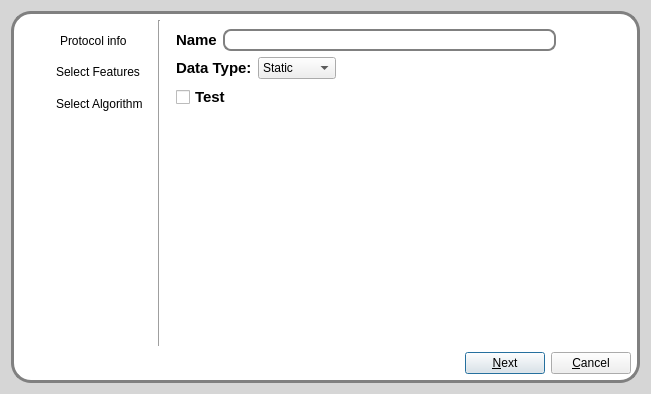
AlbertoSimioni/Romeo, file src/romeo/view/dialogs/protocoldialog.ui: the form before one commit.
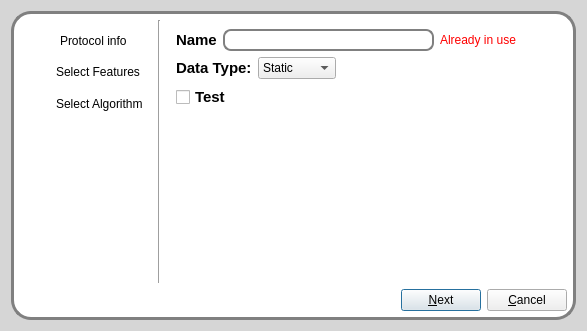
The form after the commit. The open tabs and pages were chosen to show the change. Icons and pictures are not drawn.

```diff
--- a/src/romeo/view/dialogs/protocoldialog.ui
+++ b/src/romeo/view/dialogs/protocoldialog.ui
@@ -6,8 +6,8 @@
    <rect>
     <x>0</x>
     <y>0</y>
-    <width>651</width>
-    <height>394</height>
+    <width>587</width>
+    <height>331</height>
    </rect>
   </property>
   <property name="minimumSize">
@@ -64,7 +64,7 @@
           <item row="0" column="0">
            <layout class="QVBoxLayout" name="verticalLayout_10">
             <item>
-             <layout class="QHBoxLayout" name="horizontalLayout_7" stretch="0,5,1">
+             <layout class="QHBoxLayout" name="horizontalLayout_7" stretch="0,5,0,1">
               <item>
                <widget class="QLabel" name="label_16">
                 <property name="text">
@@ -73,7 +73,14 @@
                </widget>
               </item>
               <item>
-               <widget class="QLineEdit" name="lineEdit_7"/>
+               <widget class="QLineEdit" name="protocolLineEdit"/>
+              </item>
+              <item>
+               <widget class="QLabel" name="errorLabel">
+                <property name="text">
+                 <string>&lt;html&gt;&lt;head/&gt;&lt;body&gt;&lt;p&gt;&lt;span style=&quot; font-size:9pt; font-weight:400; color:#ff0000;&quot;&gt;Already in use&lt;/span&gt;&lt;/p&gt;&lt;/body&gt;&lt;/html&gt;</string>
+                </property>
+               </widget>
               </item>
               <item>
                <spacer name="horizontalSpacer_5">
```
Left out of the diff: 38 changed lines with no effect on the pictures.
